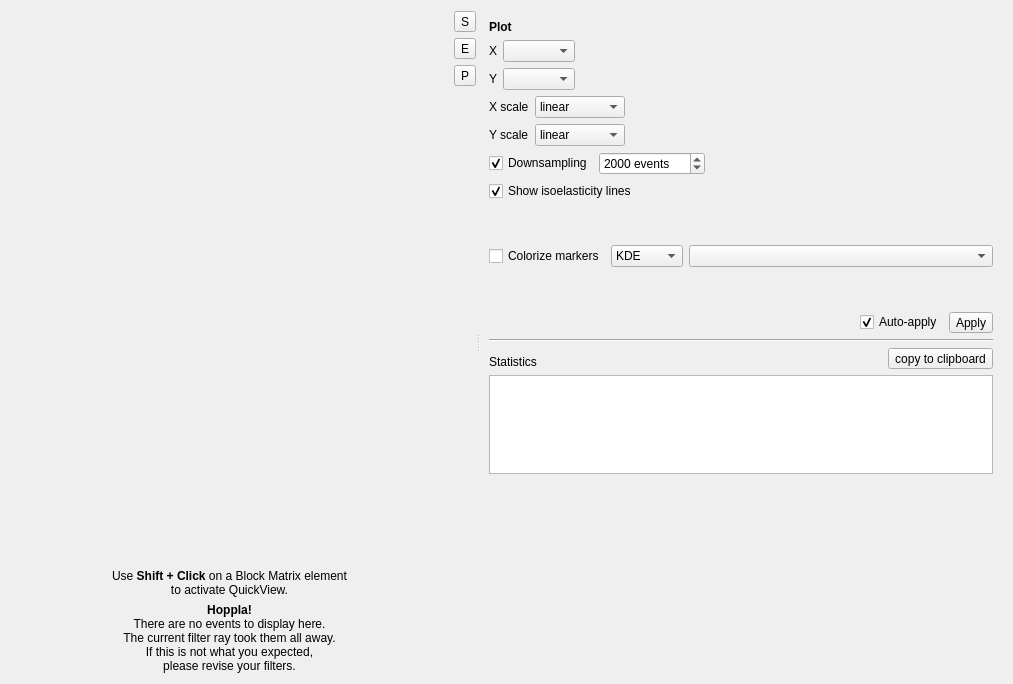
ZELLMECHANIK-DRESDEN/ShapeOut2, file shapeout2/gui/quick_view/qv_main.ui: the form before one commit.
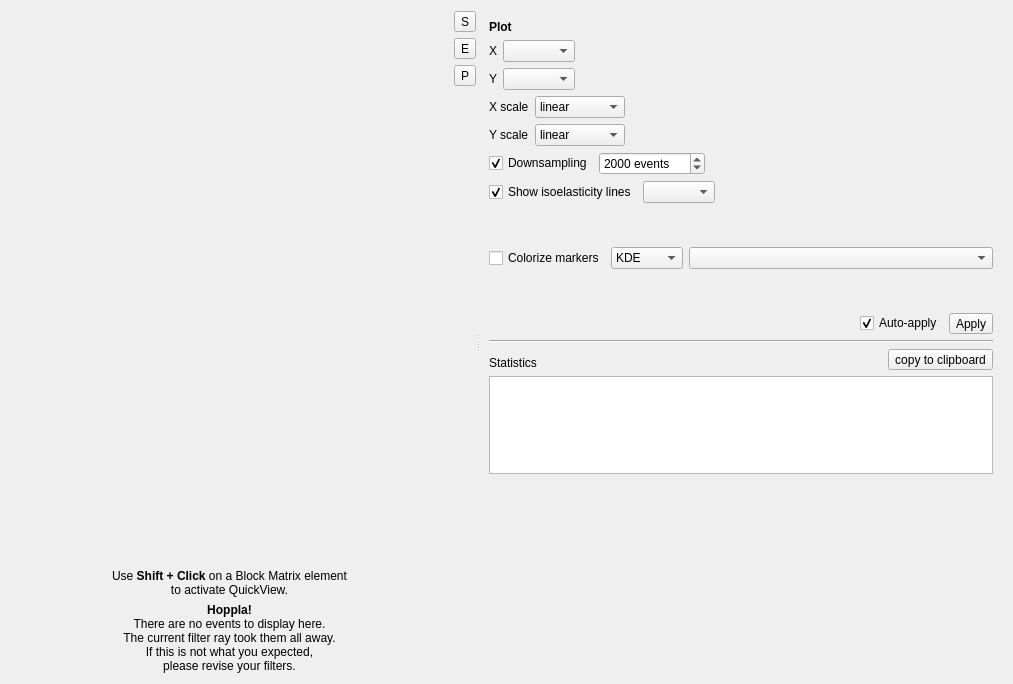
The form after the commit. Icons and pictures are not drawn. Custom widgets are drawn as their Qt base class.

```diff
--- a/shapeout2/gui/quick_view/qv_main.ui
+++ b/shapeout2/gui/quick_view/qv_main.ui
@@ -367,7 +367,15 @@
          </layout>
         </item>
         <item>
+         <layout class="QHBoxLayout" name="horizontalLayout_12">
+          <item>
          <widget class="QCheckBox" name="checkBox_isoelastics">
+            <property name="maximumSize">
+             <size>
+              <width>16777215</width>
+              <height>16777215</height>
+             </size>
+            </property>
           <property name="text">
            <string>Show isoelasticity lines</string>
           </property>
@@ -377,6 +385,24 @@
          </widget>
         </item>
         <item>
+           <widget class="QComboBox" name="comboBox_lut"/>
+          </item>
+          <item>
+           <spacer name="horizontalSpacer_9">
+            <property name="orientation">
+             <enum>Qt::Horizontal</enum>
+            </property>
+            <property name="sizeHint" stdset="0">
+             <size>
+              <width>40</width>
+              <height>20</height>
+             </size>
+            </property>
+           </spacer>
+          </item>
+         </layout>
+        </item>
+        <item>
          <layout class="QHBoxLayout" name="horizontalLayout_10">
           <item>
            <widget class="QCheckBox" name="checkBox_hue">
```
Left out of the diff: 16 changed lines with no effect on the pictures. Lines whose indentation alone changed are shown as unchanged.
